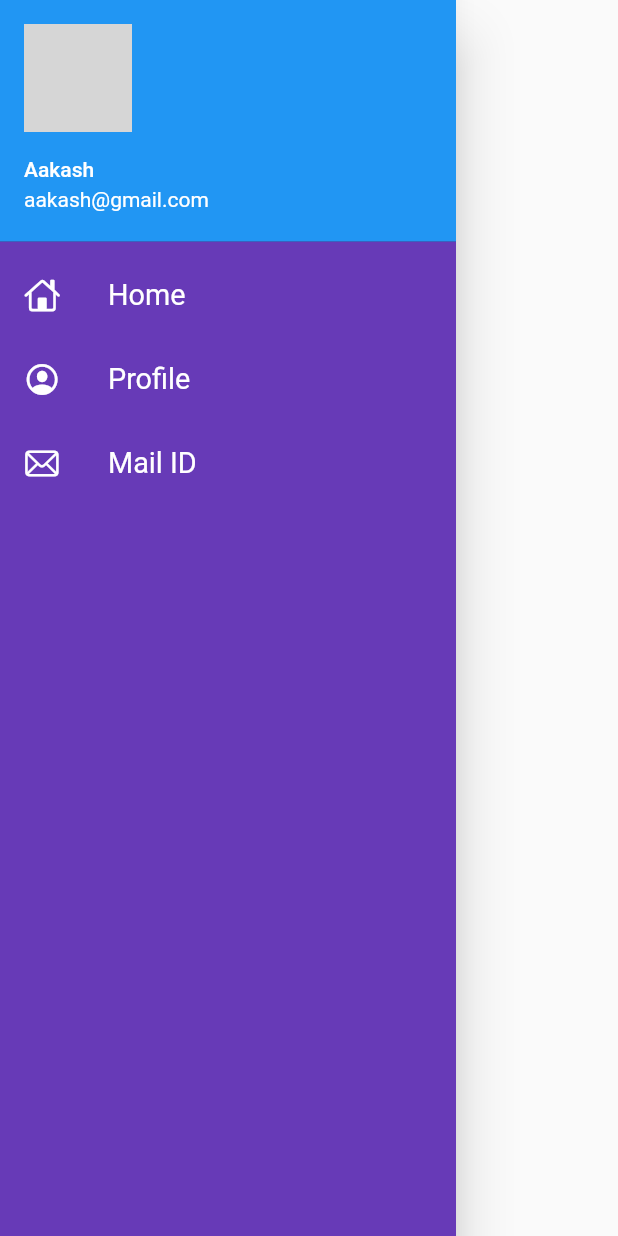
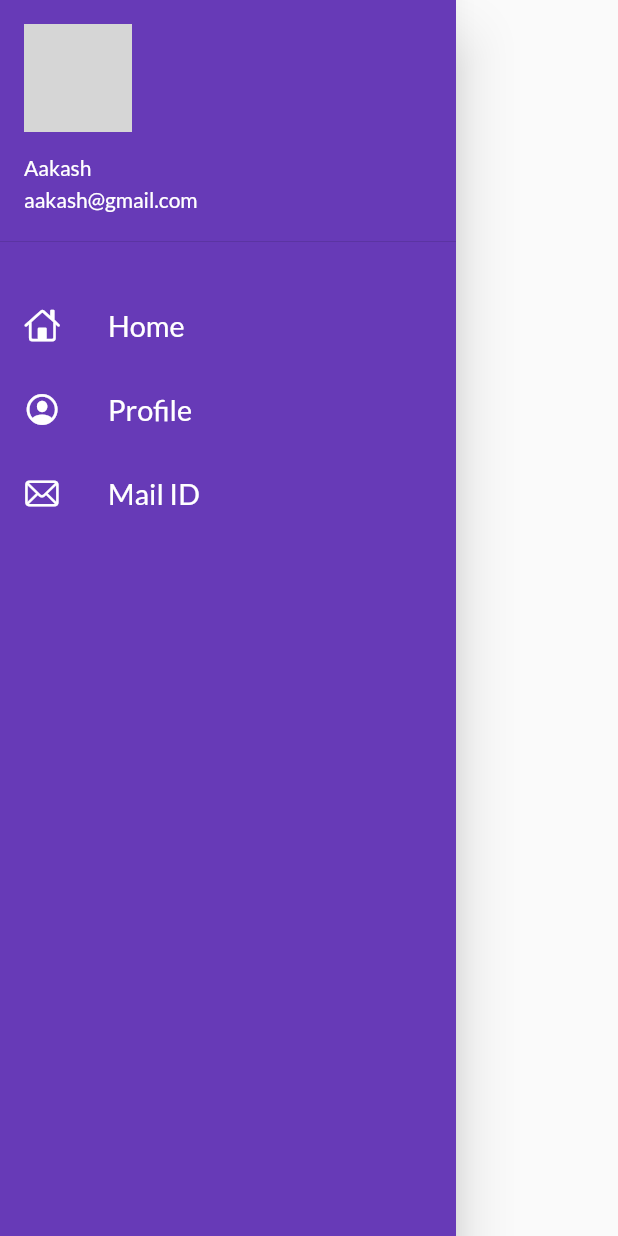
Before and after one commit to am-aakash/Catalog-app, a Flutter app: the MyDrawer widget shown alone on an empty page, opened directly, on a phone screen of 412 x 824 dp. Run offline on Flutter 3.47's test engine with Material 2 defaults, Android fonts, the phone set to English and light mode, and no system bars; our stand-ins replace google_fonts; network calls fail; grey boxes are pictures that could not be loaded.

Commit message:
Add files via upload

```diff
--- a/lib/widgets/drawer.dart
+++ b/lib/widgets/drawer.dart
@@ -6,13 +6,16 @@
   Widget build(BuildContext context) {
     final imageUrl =
         "https://media-exp1.licdn.com/dms/image/C4E03AQGBkPlfDtpnCA/profile-displayphoto-shrink_400_400/0/1609613143314?e=1626912000&v=beta&t=ExB3dnvrVwl5bI2U4G_Hp2LUgnRrgAYznZIcRAQvXco";
+    //image stored in imageUrl
     return Drawer(
+      //drawer starts
       child: Container(
         color: Colors.deepPurple,
         child: ListView(
           padding: EdgeInsets.zero,
           children: [
             DrawerHeader(
+              //INTRO BOX of the drawer to store the use information
               padding: EdgeInsets.zero,
               child: UserAccountsDrawerHeader(
                 margin: EdgeInsets.zero,
@@ -23,6 +26,8 @@
                 ),
               ),
             ),
+            SizedBox(height: 20),
+            //Add lists for various options
             ListTile(
               leading: Icon(
                 CupertinoIcons.home,
--- /dev/null
+++ b/lib/widgets/themes.dart
@@ -0,0 +1,22 @@
+//import 'dart:js';
+
+import 'package:flutter/material.dart';
+import 'package:google_fonts/google_fonts.dart';
+
+class Mytheme {
+  static ThemeData lightTheme(BuildContext context) => ThemeData(
+        primarySwatch: Colors.deepPurple,
+        fontFamily: GoogleFonts.lato().fontFamily,
+        appBarTheme: AppBarTheme(
+          color: Colors.white,
+          elevation: 2.0,
+          iconTheme: IconThemeData(color: Colors.black),
+          textTheme: Theme.of(context).textTheme,
+        ),
+        //primaryTextTheme: GoogleFonts.latoTextTheme(),
+      );
+  static ThemeData darkTheme(BuildContext context) => ThemeData(
+        brightness: Brightness.dark,
+        //primaryTextTheme: GoogleFonts.latoTextTheme(),
+      );
+}
```
